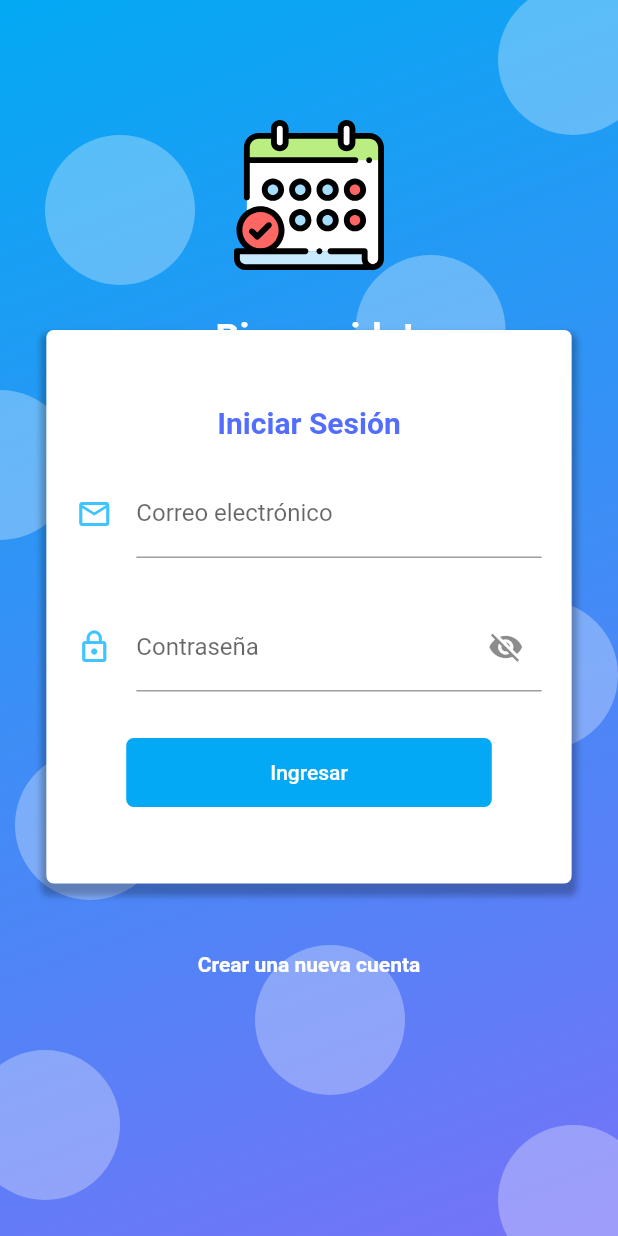
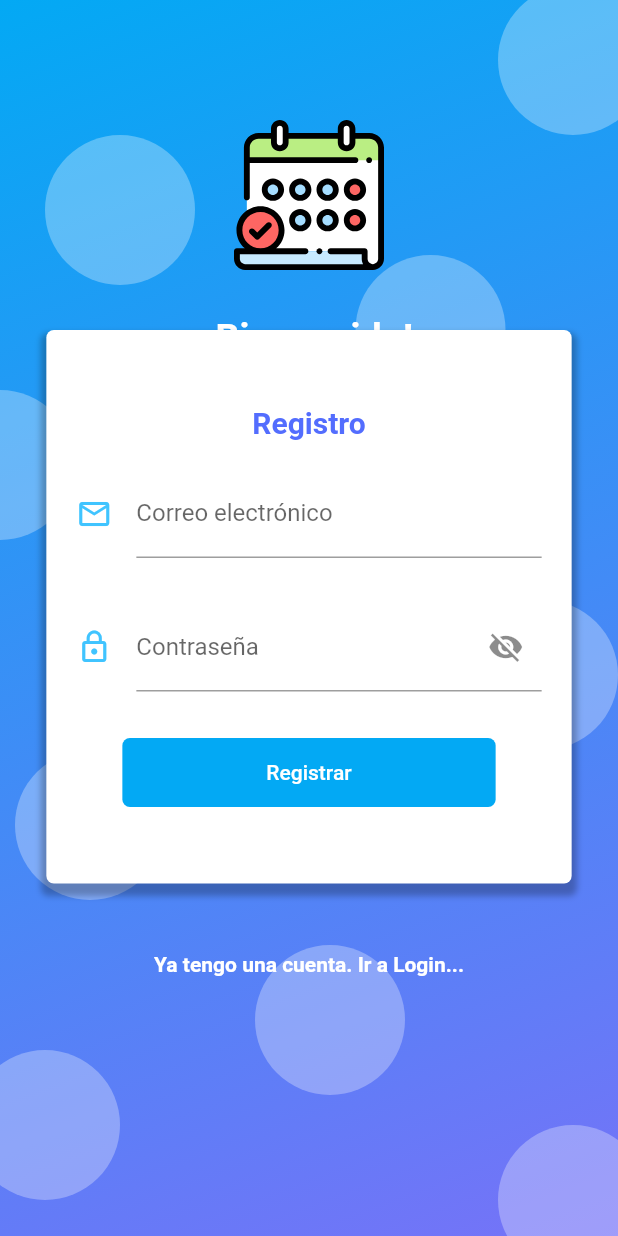
Before and after one commit to juniorUsca/get-things-done, a Flutter app: the screen it shows after launch, on a phone screen of 412 x 824 dp. Run offline on Flutter 3.47's test engine with Material 2 defaults, Android fonts, the light colour scheme and no system bars; our stand-ins replace flutter_svg.

Commit message:
#67 feat(Flutter): Creación de la vista de registro en Flutter y se añadió como se ve esta vista en el readMe

```diff
--- a/MobileApp/Flutter/getthingsdone/lib/Views/SigIn.dart
+++ b/MobileApp/Flutter/getthingsdone/lib/Views/SigIn.dart
@@ -0,0 +1,129 @@
+import 'package:flutter/material.dart';
+import 'background_page.dart';
+
+class SignInPage extends StatefulWidget {
+  @override
+  _SignInPageState createState() => _SignInPageState();
+}
+
+class _SignInPageState extends State<SignInPage> {
+  bool hidePassword = true;
+  @override
+  Widget build(BuildContext context) {
+    return Scaffold(
+        body: Stack(
+      children: <Widget>[CrearFondo(), _singinForm(context)],
+    ));
+  }
+
+  Widget _singinForm(BuildContext context) {
+    final size = MediaQuery.of(context).size;
+
+    return SingleChildScrollView(
+      child: Column(
+        children: <Widget>[
+          SafeArea(
+            child: Container(
+              height: 190.0,
+            ),
+          ),
+          Container(
+            width: size.width * 0.85,
+            margin: EdgeInsets.symmetric(vertical: 30.0),
+            padding: EdgeInsets.symmetric(vertical: 50.0),
+            decoration: BoxDecoration(
+                color: Colors.white,
+                borderRadius: BorderRadius.circular(5.0),
+                boxShadow: <BoxShadow>[
+                  BoxShadow(
+                      color: Colors.black26,
+                      blurRadius: 3.0,
+                      offset: Offset(0.0, 5.0),
+                      spreadRadius: 3.0)
+                ]),
+            child: Column(
+              children: <Widget>[
+                Text('Registro',
+                    style: TextStyle(
+                        fontSize: 20.0,
+                        color: Colors.indigoAccent,
+                        fontWeight: FontWeight.bold)),
+                SizedBox(height: 20.0),
+                _crearEmail(),
+                SizedBox(height: 30.0),
+                _crearPassword(),
+                SizedBox(height: 30.0),
+                _crearBoton()
+              ],
+            ),
+          ),
+          TextButton(
+              child: Text('Ya tengo una cuenta. Ir a Login...', style: TextStyle(color: Colors.white, fontWeight: FontWeight.bold),),
+              onPressed: () =>
+                  print('IR A LOGIN')),
+          SizedBox(height: 100.0)
+        ],
+      ),
+    );
+  }
+
+  Widget _crearEmail() {
+    return StreamBuilder(
+      builder: (BuildContext context, AsyncSnapshot snapshot) {
+        return Container(
+          padding: EdgeInsets.symmetric(horizontal: 20.0),
+          child: TextField(
+            keyboardType: TextInputType.emailAddress,
+            decoration: InputDecoration(
+                icon: Icon(Icons.mail_outline, color: Colors.lightBlueAccent),
+                hintText: 'ejemplo@correo.com',
+                labelText: 'Correo electrónico'),
+          ),
+        );
+      },
+    );
+  }
+
+  Widget _crearPassword() {
+    return StreamBuilder(
+      builder: (BuildContext context, AsyncSnapshot snapshot) {
+        return Container(
+          padding: EdgeInsets.symmetric(horizontal: 20.0),
+          child: TextField(
+            obscureText: hidePassword,
+            decoration: InputDecoration(
+              icon: Icon(Icons.lock_outline, color: Colors.lightBlueAccent),
+              labelText: 'Contraseña',
+              suffixIcon: IconButton(
+                onPressed: () {
+                  setState(() {
+                    hidePassword = !hidePassword;
+                  });
+                },
+                icon: Icon(
+                    hidePassword ? Icons.visibility_off : Icons.visibility),
+              ),
+            ),
+          ),
+        );
+      },
+    );
+  }
+    Widget _crearBoton() {
+    return StreamBuilder(
+      builder: (BuildContext context, AsyncSnapshot snapshot) {
+        return RaisedButton(
+            child: Container(
+              padding: EdgeInsets.symmetric(horizontal: 80.0, vertical: 15.0),
+              child: Text('Registrar'),
+            ),
+            shape: RoundedRectangleBorder(
+                borderRadius: BorderRadius.circular(5.0)),
+            elevation: 0.0,
+            color: Colors.lightBlue,
+            textColor: Colors.white,
+            onPressed: (){});
+      },
+    );
+  }
+}
--- a/MobileApp/Flutter/getthingsdone/lib/main.dart
+++ b/MobileApp/Flutter/getthingsdone/lib/main.dart
@@ -1,5 +1,5 @@
 import 'package:flutter/material.dart';
-
+import 'package:getthingsdone/Views/SigIn.dart';
 import 'Views/Login.dart';
 
 void main() {
@@ -24,7 +24,7 @@ class MyApp extends StatelessWidget {
         // is not restarted.
         primarySwatch: Colors.blue,
       ),
-      home: LoginPage(),
+      home: SignInPage(),
     );
   }
 }
```
Also changed, not shown: 1 other file.
